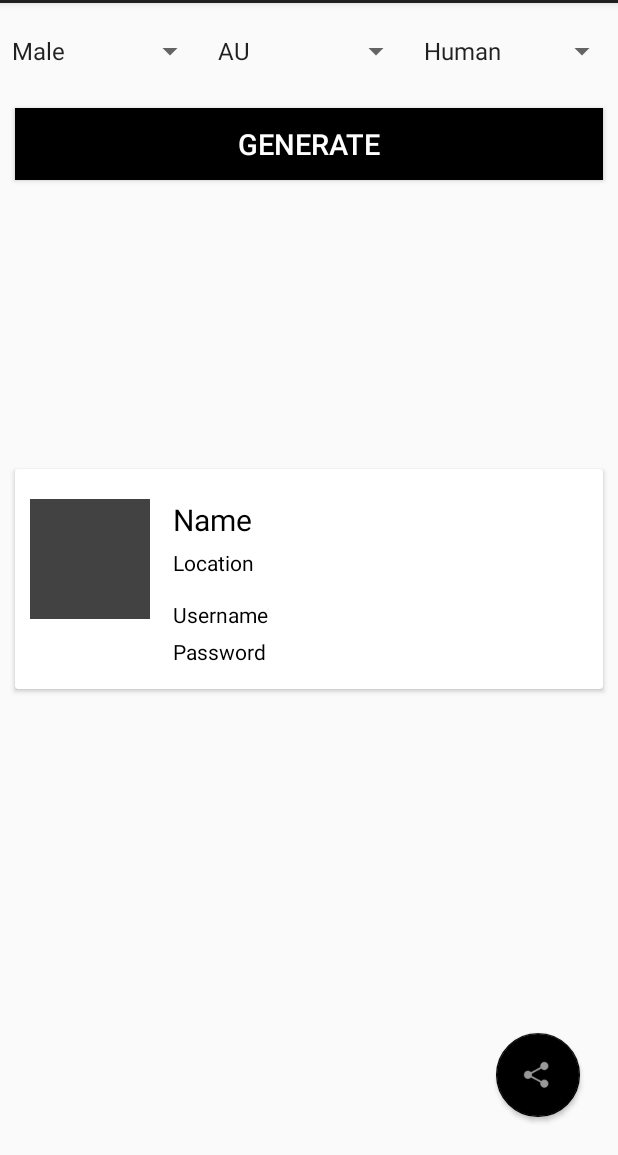
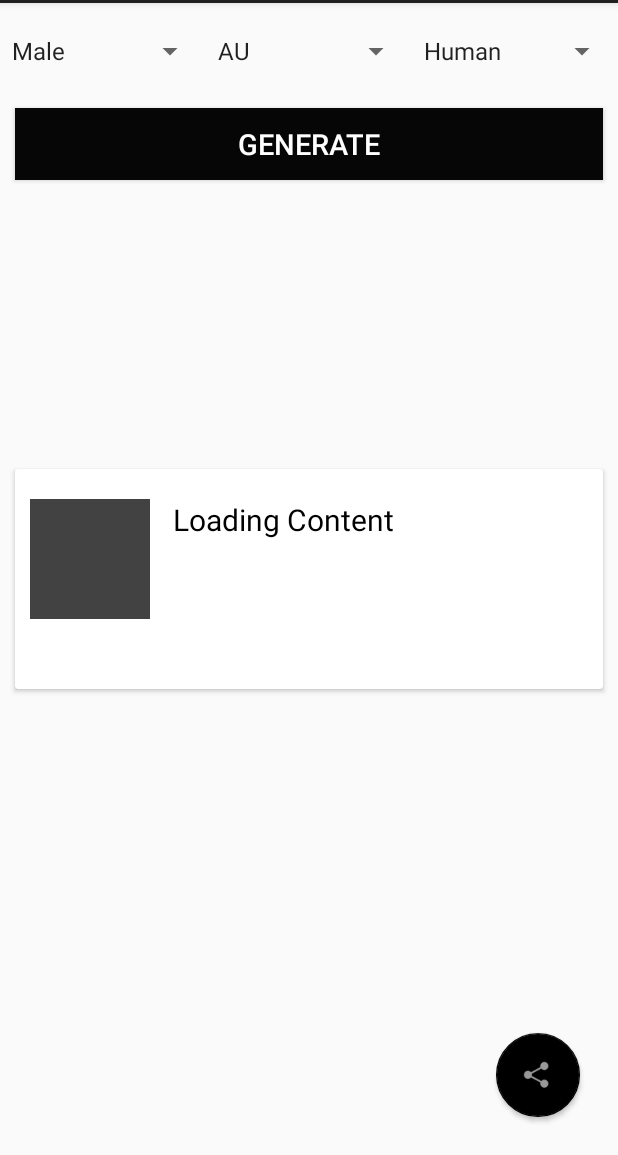
Before and after one commit to henriquemsouza/Random-user-android, an Android app: the screen it shows after launch (MainActivity), after a tap on "GENERATE", on a phone screen of 412 x 824 dp, the part 81-1236 px from its top. Run offline under Robolectric (Android 15) with nearby library versions, the phone set to English and light mode, and no system bars; pictures from the network do not load.

```diff
--- a/RandomUser/app/src/main/java/souza/hm/com/randomuser/MainActivity.java
+++ b/RandomUser/app/src/main/java/souza/hm/com/randomuser/MainActivity.java
@@ -1,8 +1,8 @@
 package souza.hm.com.randomuser;
 
+import android.app.ProgressDialog;
 import android.support.v7.app.AppCompatActivity;
 import android.os.Bundle;
-
 import android.support.v7.widget.CardView;
 import android.util.Log;
 import android.view.View;
@@ -10,20 +10,15 @@ import android.widget.Button;
 import android.widget.ImageView;
 import android.widget.Spinner;
 import android.widget.TextView;
-import android.widget.Toast;
-
 import com.bumptech.glide.Glide;
-
 import okhttp3.Call;
 import okhttp3.Callback;
 import okhttp3.OkHttpClient;
 import okhttp3.Request;
 import okhttp3.Response;
-
 import org.json.JSONArray;
 import org.json.JSONException;
 import org.json.JSONObject;
-
 import java.io.IOException;
 
 public class MainActivity extends AppCompatActivity {
@@ -41,9 +36,7 @@ public class MainActivity extends AppCompatActivity {
         searchButton.setOnClickListener(new View.OnClickListener() {
             @Override
             public void onClick(View v) {
-
-//                https://randomuser.me/api/?gender=male&nat=br
-//                https://randomuser.me/api/?gender=male&nat=br&lego
+                clearInfo();
                 GeneratePerson(String.valueOf(spgender.getSelectedItem()),String.valueOf(spNat.getSelectedItem()),String.valueOf(spLeg.getSelectedItem()));
 
             }
@@ -52,18 +45,16 @@ public class MainActivity extends AppCompatActivity {
     }
     //render view to bitmap android
 
-    //
     void GeneratePerson(String genderpick, String natpick,String lepick)
     {
-//
+
         String requestUrl;
-        if (lepick.equals("Human"))
-        {
-             requestUrl = "https://randomuser.me/api/?gender="+genderpick+"&nat="+natpick;
-        }else
-            {
-                requestUrl = "https://randomuser.me/api/?gender="+genderpick+"&nat="+natpick+"&lego";
-            }
+        if (lepick.equals("Human")){
+            requestUrl = "https://randomuser.me/api/?gender=" + genderpick + "&nat=" + natpick;
+        }
+        else {
+            requestUrl = "https://randomuser.me/api/?gender=" + genderpick + "&nat=" + natpick + "&lego";
+        }
 
 
         OkHttpClient client = new OkHttpClient();
@@ -130,13 +121,22 @@ public class MainActivity extends AppCompatActivity {
                 }
             }
         });
-        //
+
     }
 
-    //
-    //
-    void capture(View view)
+
+    private void clearInfo()
     {
+        TextView nomeUser = (TextView) findViewById(R.id.user_name);
+        TextView state = (TextView) findViewById(R.id.user_state);
+        TextView nickname = (TextView) findViewById(R.id.nick_name);
+        TextView password = (TextView) findViewById(R.id.password);
+        ImageView userAvatar = (ImageView) findViewById((R.id.user_avatar));
+        nomeUser.setText(getText(R.string.Load_msg));
+        state.setText("");
+        nickname.setText("");
+        password.setText("");
+        userAvatar.setImageResource(android.R.color.transparent);
+    }
 
-    }
 }
--- /dev/null
+++ b/RandomUser/app/src/main/res/drawable/button.xml
@@ -0,0 +1,4 @@
+<selector xmlns:android="http://schemas.android.com/apk/res/android">
+    <item android:state_pressed="true" android:drawable="@color/colorPrimaryDark"/>
+    <item android:drawable="@color/colorP"/>
+</selector>
--- a/RandomUser/app/src/main/res/layout/activity_main.xml
+++ b/RandomUser/app/src/main/res/layout/activity_main.xml
@@ -42,6 +42,8 @@
 
     <Button
         android:id="@+id/search_button"
+
+
         android:layout_width="match_parent"
         android:layout_height="wrap_content"
         android:layout_below="@+id/search_layout"
@@ -49,7 +51,7 @@
         android:layout_marginRight="10dp"
         android:layout_marginTop="70dp"
         android:layout_weight="10"
-        android:background="@android:color/black"
+        android:background="@drawable/button"
         android:text="@string/btnN"
         android:textColor="@android:color/white"
         android:textSize="19sp" />
--- a/RandomUser/app/src/main/res/values/strings.xml
+++ b/RandomUser/app/src/main/res/values/strings.xml
@@ -12,6 +12,7 @@
     <string name="user_nametxt">Name</string>
     <string name="user_ntxt">Username</string>
     <string name="pass_txt">Password</string>
+    <string name="Load_msg">Loading Content</string>
     <string-array name="nat_array">
         <item>AU</item>
         <item>BR</item>
```
Also changed, not shown: RandomUser/app/src/main/java/souza/hm/com/randomuser/Name.java (deleted, +0 -36 lines).
